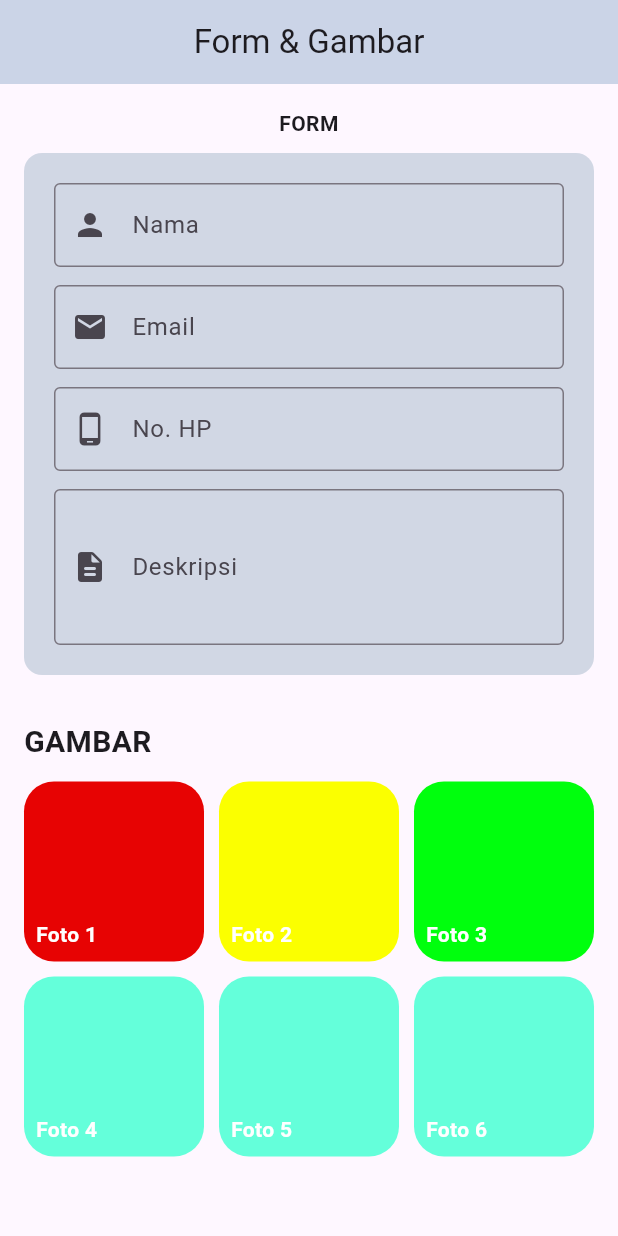
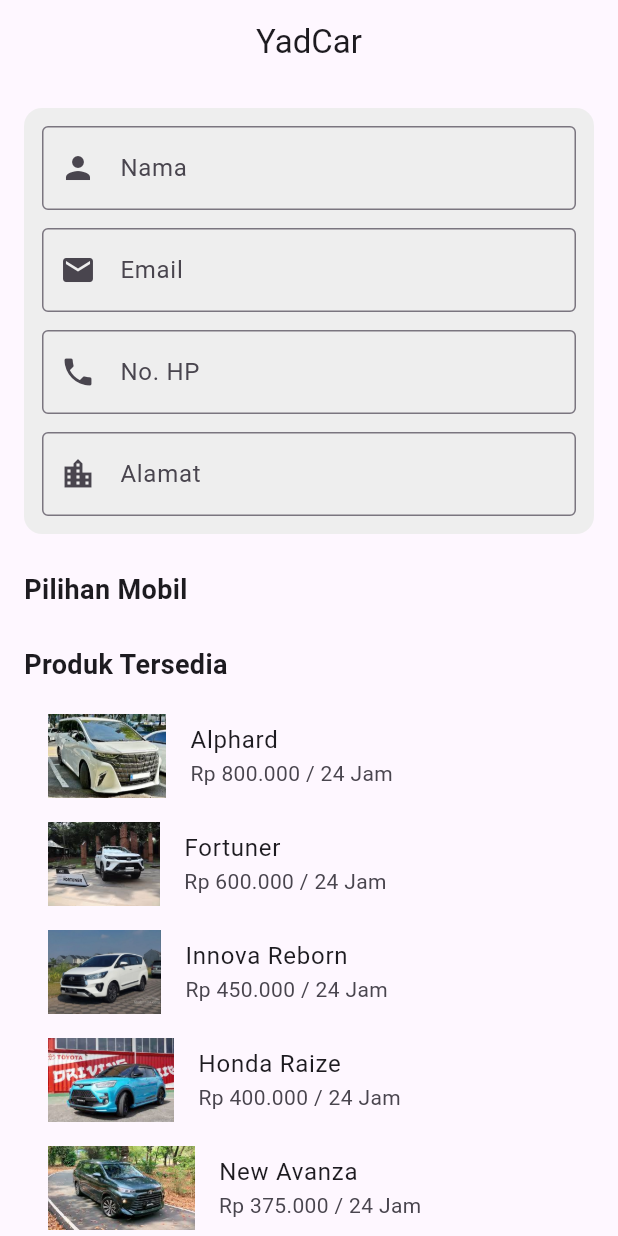
Before and after one commit to AyadAllawi/Tugas-14-Flutter, a Flutter app: the screen it shows after launch, on a phone screen of 412 x 824 dp. Run offline on Flutter 3.47's test engine with Material 3 defaults, Android fonts, the light colour scheme and no system bars; project files that could hold a hidden picture were left out.

Commit message:
Tugas 4 Flutter

```diff
--- /dev/null
+++ b/lib/Day_7/daftarProduk.dart
@@ -0,0 +1,142 @@
+import 'package:flutter/material.dart';
+
+class liste extends StatelessWidget {
+  const liste({super.key});
+
+  @override
+  Widget build(BuildContext context) {
+    return Scaffold(
+      appBar: AppBar(title: Text("YadCar"), centerTitle: true),
+      body: SingleChildScrollView(
+        padding: EdgeInsets.all(16),
+        child: Column(
+          crossAxisAlignment: CrossAxisAlignment.start,
+          children: [
+            // FORMULIR
+            Container(
+              padding: EdgeInsets.all(12),
+              decoration: BoxDecoration(
+                color: Colors.grey[200],
+                borderRadius: BorderRadius.circular(12),
+              ),
+              child: Column(
+                children: [
+                  TextField(
+                    decoration: InputDecoration(
+                      labelText: "Nama",
+                      prefixIcon: Icon(Icons.person),
+                      border: OutlineInputBorder(),
+                    ),
+                  ),
+                  SizedBox(height: 12),
+                  TextField(
+                    decoration: InputDecoration(
+                      labelText: "Email",
+                      prefixIcon: Icon(Icons.email),
+                      border: OutlineInputBorder(),
+                    ),
+                    keyboardType: TextInputType.emailAddress,
+                  ),
+                  SizedBox(height: 12),
+                  TextField(
+                    decoration: InputDecoration(
+                      labelText: "No. HP",
+                      prefixIcon: Icon(Icons.phone),
+                      border: OutlineInputBorder(),
+                    ),
+                    keyboardType: TextInputType.phone,
+                  ),
+                  SizedBox(height: 12),
+                  TextField(
+                    decoration: InputDecoration(
+                      labelText: "Alamat",
+                      prefixIcon: Icon(Icons.location_city),
+                      border: OutlineInputBorder(),
+                    ),
+                  ),
+                ],
+              ),
+            ),
+
+            SizedBox(height: 24),
+
+            // GALERI
+            Text(
+              "Pilihan Mobil",
+              style: TextStyle(fontSize: 18, fontWeight: FontWeight.bold),
+            ),
+            // SizedBox(height: 12),
+            // GridView.count(
+            //   crossAxisCount: 3,
+            //   shrinkWrap: true,
+            //   physics: NeverScrollableScrollPhysics(),
+            //   crossAxisSpacing: 8,
+            //   mainAxisSpacing: 8,
+            //   children: List.generate(6, (index) {
+            //     return Stack(
+            //       children: [
+            //         Container(
+            //           decoration: BoxDecoration(
+            //             borderRadius: BorderRadius.circular(10),
+            //             image: DecorationImage(
+            //               image: AssetImage('assets/im/foto${index + 1}.jpg'),
+            //               fit: BoxFit.cover,
+            //             ),
+            //           ),
+            //         ),
+            //         // Positioned(
+            //         //   bottom: 8,
+            //         //   left: 8,
+            //         //   child: Text(
+            //         //     'Gambar ${index + 1}',
+            //         //     style: TextStyle(
+            //         //       color: const Color.fromARGB(255, 248, 248, 248),
+            //         //       fontWeight: FontWeight.bold,
+            //         //       shadows: [Shadow(color: Colors.black, blurRadius: 2)],
+            //         //     ),
+            //         //   ),
+            //         // ),
+            //       ],
+            //     );
+            //   }),
+            // ),
+            SizedBox(height: 24),
+
+            // PRODUK LIST
+            Text(
+              "Produk Tersedia",
+              style: TextStyle(fontSize: 18, fontWeight: FontWeight.bold),
+            ),
+            SizedBox(height: 12),
+
+            ListTile(
+              leading: Image.asset("assets/images/alphard.jpg"),
+              title: Text("Alphard"),
+              subtitle: Text("Rp 800.000 / 24 Jam"),
+            ),
+            ListTile(
+              leading: Image.asset("assets/images/fortuner.jpg"),
+              title: Text("Fortuner"),
+              subtitle: Text("Rp 600.000 / 24 Jam"),
+            ),
+            ListTile(
+              leading: Image.asset("assets/images/inova.jpg"),
+              title: Text("Innova Reborn"),
+              subtitle: Text("Rp 450.000 / 24 Jam"),
+            ),
+            ListTile(
+              leading: Image.asset("assets/images/raize.jpg"),
+              title: Text("Honda Raize"),
+              subtitle: Text("Rp 400.000 / 24 Jam"),
+            ),
+            ListTile(
+              leading: Image.asset("assets/images/avanza.jpg"),
+              title: Text("New Avanza"),
+              subtitle: Text("Rp 375.000 / 24 Jam"),
+            ),
+          ],
+        ),
+      ),
+    );
+  }
+}
--- a/lib/main.dart
+++ b/lib/main.dart
@@ -1,5 +1,6 @@
 import 'package:flutter/material.dart';
 import 'package:ppkd_batch_3/Day_6/layout.dart';
+import 'package:ppkd_batch_3/Day_7/daftarProduk.dart';
 import 'package:ppkd_batch_3/Day_7/grid.dart';
 // import 'package:ppkd_batch_3/start.dart';
 
@@ -33,7 +34,7 @@
         // tested with just a hot reload.
         colorScheme: ColorScheme.fromSeed(seedColor: Colors.deepPurple),
       ),
-      home: Grid(),
+      home: liste(),
     );
   }
 }
```
Also changed, not shown: assets/images/alphard.jpg (added), assets/images/avanza.jpg (added), assets/images/fortuner.jpg (added), assets/images/foto1.jpg (deleted), assets/images/foto2.jpg (deleted), assets/images/foto3.jpg (deleted), assets/images/foto4.jpg (deleted), assets/images/foto5.jpg (deleted), assets/images/foto6.jpg (deleted), assets/images/inova.jpg (added), assets/images/raize.jpg (added).
